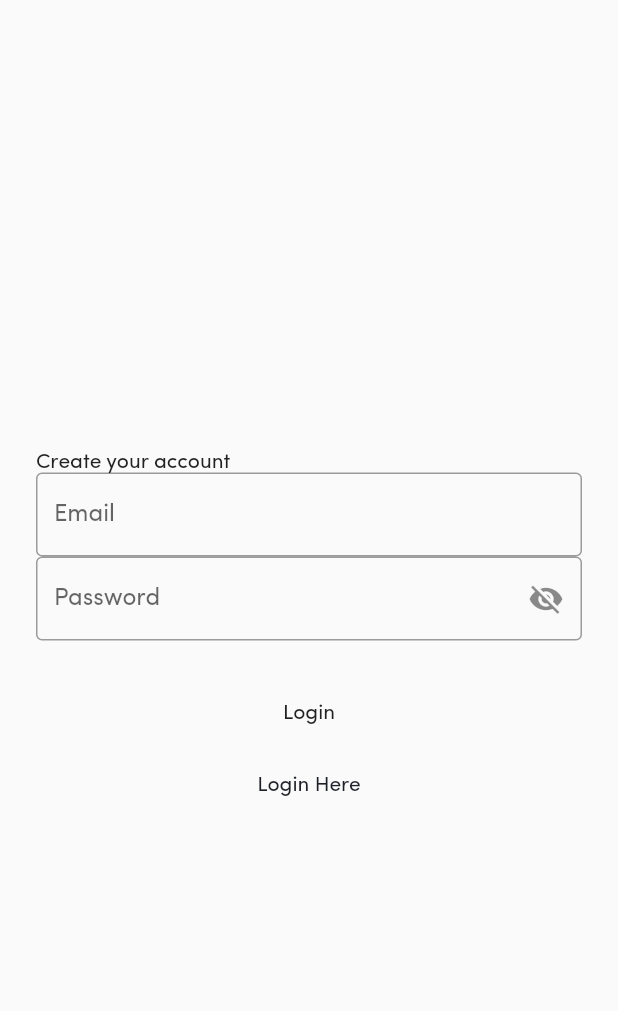
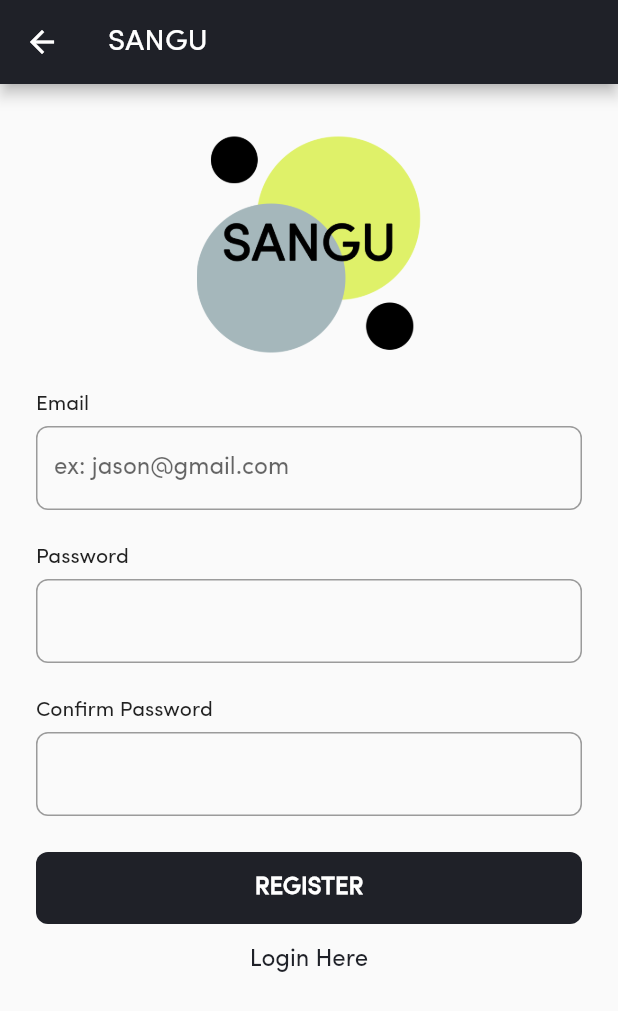
Before and after one commit to sirMasterEgg/sangu, a Flutter app: the RegisterPage screen opened by its route, on a phone screen of 412 x 824 dp. Shown: the top 1011 px of the screen. Run offline on Flutter 3.47's test engine with Material 2 defaults, Android fonts, the phone set to English and light mode, and no system bars; our stand-ins replace firebase_auth, firebase_core, flutter_spinkit; accounts and stored records are empty; project files that could hold a hidden picture were left out.

Commit message:
register page done

```diff
--- a/lib/ui/auth/login.dart
+++ b/lib/ui/auth/login.dart
@@ -89,9 +89,7 @@
                   )
               ),
               TextButton(onPressed: (){
-                Navigator.of(context).push(MaterialPageRoute(builder: (context) {
-                  return const RegisterPage();
-                }));
+                Navigator.pushNamed(context, RegisterPage.routeName);
               }, child: const Text(
                   'Register Here',
                   style: TextStyle(
--- a/lib/ui/auth/register.dart
+++ b/lib/ui/auth/register.dart
@@ -1,5 +1,7 @@
 import 'package:firebase_auth/firebase_auth.dart';
 import 'package:flutter/material.dart';
+import 'package:flutter_spinkit/flutter_spinkit.dart';
+import 'package:sangu/ui/auth/login.dart';
 
 class RegisterPage extends StatefulWidget {
   static const routeName = '/auth/register';
@@ -12,80 +14,163 @@
 
 class _RegisterPageState extends State<RegisterPage> {
   final _auth = FirebaseAuth.instance;
-  bool _isLoading = false;
   var _emailController = TextEditingController();
-  var _passwordController = TextEditingController() ;
+  var _passwordController = TextEditingController();
+  var _confirmPasswordController = TextEditingController();
   bool _obscureText = true;
 
   @override
   Widget build(BuildContext context) {
     return Scaffold(
-      body: Padding(
+      appBar: AppBar(
+        title: const Text("SANGU"),
+      ),
+      body: SingleChildScrollView(
+        child: Padding(
           padding: const EdgeInsets.symmetric(horizontal: 24.0),
           child: Column(
-          mainAxisAlignment: MainAxisAlignment.center,
             crossAxisAlignment: CrossAxisAlignment.stretch,
             children: [
-            _isLoading ? const CircularProgressIndicator() : const SizedBox(),
-            const SizedBox(
-              height: 24,
+              const Padding(
+                padding: EdgeInsets.only(top: 32.0),
+                child: Image(
+                    image: AssetImage(
+                        'assets/images/login_icon.png'
                     ),
-            Text('Create your account'),
+                    height: 150
+                ),
+              ),
+              const Padding(
+                padding: EdgeInsets.only(bottom: 8.0, top: 24.0),
+                child: Text('Email'),
+              ),
               TextField(
                 controller: _emailController,
                 keyboardType: TextInputType.emailAddress,
                 decoration: const InputDecoration(
-                hintText: 'Email',
-                border: OutlineInputBorder(),
+                  hintText: 'ex: jason@gmail.com',
+                  border: OutlineInputBorder(
+                    borderRadius: BorderRadius.all(Radius.circular(8.0)),
                   ),
+                ),
+              ),
+              const Padding(
+                padding: EdgeInsets.only(bottom: 8.0, top: 24.0),
+                child: Text('Password'),
               ),
               TextField(
                 controller: _passwordController,
-              keyboardType: TextInputType.emailAddress,
-              decoration: InputDecoration(
-                border: OutlineInputBorder(),
-                suffixIcon: IconButton(onPressed: (){
-                  setState(() {
-                    _obscureText = !_obscureText;
-                  });
-                }, icon: Icon(_obscureText ? Icons.visibility_off : Icons.visibility)),
-                hintText: 'Password',
+                keyboardType: TextInputType.text,
+                obscureText: true,
+                decoration: const InputDecoration(
+                  border: OutlineInputBorder(
+                    borderRadius: BorderRadius.all(Radius.circular(8.0)),
                   ),
                 ),
-            const SizedBox(
-              height: 24,
               ),
-            MaterialButton(
-              height: 40,
-              shape: RoundedRectangleBorder(
-                borderRadius: BorderRadius.circular(16),
+              const Padding(
+                padding: EdgeInsets.only(bottom: 8.0, top: 24.0),
+                child: Text('Confirm Password'),
               ),
-              onPressed: () async {
-                setState(() {
-                  _isLoading = true;
-                });
+              TextField(
+                controller: _confirmPasswordController,
+                keyboardType: TextInputType.text,
+                obscureText: true,
+                decoration: const InputDecoration(
+                  border: OutlineInputBorder(
+                    borderRadius: BorderRadius.all(Radius.circular(8.0)),
+                  ),
+                ),
+              ),
+              Padding(
+                  padding: EdgeInsets.only(top: 24.0),
+                  child: TextButton(
+                    style: ButtonStyle(
+                      padding: MaterialStateProperty.all<EdgeInsets>(EdgeInsets.all(16.0)),
+                      backgroundColor: MaterialStateProperty.all<Color>(Theme.of(context).colorScheme.primary),
+                      foregroundColor: MaterialStateProperty.all<Color>(Colors.white),
+                      shape: MaterialStateProperty.all<RoundedRectangleBorder>(
+                          RoundedRectangleBorder(
+                            borderRadius: BorderRadius.circular(8.0),
+                          )
+                      ),
+                    ),
+                    onPressed: (){
+                      register();
+                    },
+                    child: Text(
+                        'Register'.toUpperCase(),
+                        style: const TextStyle(
+                          fontSize: 16.0,
+                          fontWeight: FontWeight.bold,
+                        )
+                    ),
+                  )
+              ),
+              TextButton(
+                onPressed: (){
+                  Navigator.pushNamed(context, LoginPage.routeName);
+                },
+                child: const Text(
+                  'Login Here',
+                  style: TextStyle(
+                  fontSize: 16.0,
+                  )
+                )
+              ),
+            ],
+          ),
+        ),
+      ),
+    );
+  }
+
+  Future register() async {
+    showDialog(
+        context: context,
+        builder: (context) {
+          return Center(
+            child: SpinKitCircle(
+              size: 125,
+              duration: const Duration(seconds: 2),
+              itemBuilder: (BuildContext context, int index){
+                final colors = [Theme.of(context).colorScheme.primary, Theme.of(context).colorScheme.secondary, Colors.white];
+                final color = colors[index % colors.length];
+
+                return DecoratedBox(
+                  decoration: BoxDecoration(
+                    color: color,
+                    shape: BoxShape.circle,
+                  ),
+                );
+              },
+            ),
+          );
+        }
+    );
+
     try {
-                  final navigator = Navigator.of(context);
       final email = _emailController.text;
       final password = _passwordController.text;
+      final confirmPassword = _confirmPasswordController.text;
+
+      if (password != confirmPassword) {
+        final snackbar = SnackBar(content: Text('Password and Confirm Password not match'));
+        ScaffoldMessenger.of(context).showSnackBar(snackbar);
+        Navigator.of(context).pop();
+        return;
+      }
+
       await _auth.createUserWithEmailAndPassword(email: email, password: password);
-                  navigator.pop();
+
+      final snackbar =  SnackBar(content: Text('Register Success'));
+      ScaffoldMessenger.of(context).showSnackBar(snackbar);
+      Navigator.of(context).pop();
     } on Exception catch (e) {
       final snackbar = SnackBar(content: Text(e.toString()));
       ScaffoldMessenger.of(context).showSnackBar(snackbar);
-                } finally {
-                  setState(() {
-                    _isLoading = false;
-                  });
+      Navigator.of(context).pop();
     }
-              },
-              child: Text('Login'),
-            ),
-            TextButton(onPressed: () => Navigator.pop(context), child: Text('Login Here'))
-          ],
-        ),
-      ),
-    );
   }
 
   @override
```
Lines whose indentation alone changed are shown as unchanged.
